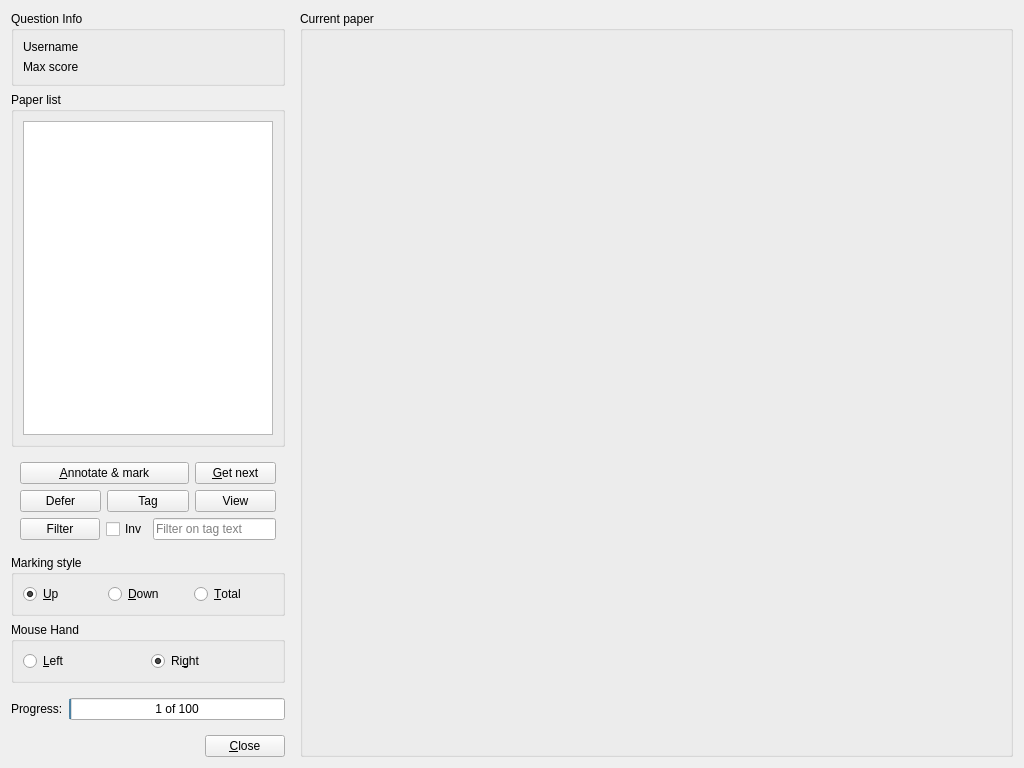
Qt form qtCreatorFiles/ui_marker.ui (plomgrading/plom) before a commit.
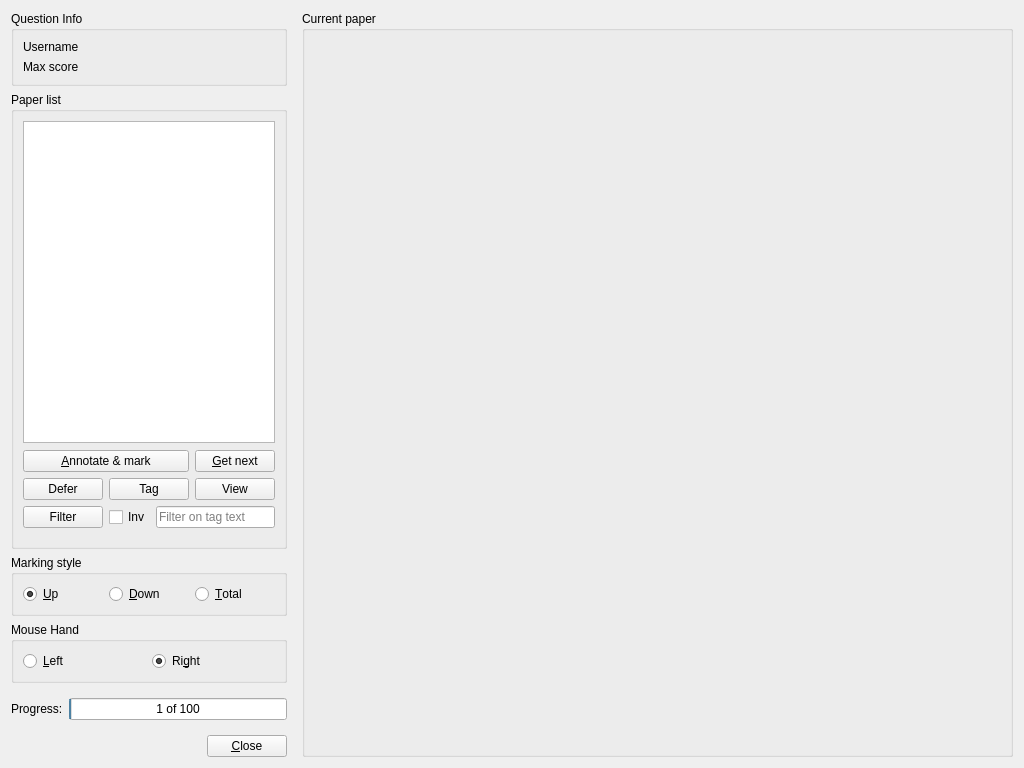
The same form after that commit. Custom widgets are drawn as their Qt base class.

Commit message: marker: move buttons into the paper list

```diff
--- a/qtCreatorFiles/ui_marker.ui
+++ b/qtCreatorFiles/ui_marker.ui
@@ -109,25 +109,14 @@
            </property>
           </widget>
          </item>
-        </layout>
-       </widget>
-      </item>
       <item>
-       <widget class="QFrame" name="buttonFrame">
-        <property name="frameShape">
-         <enum>QFrame::NoFrame</enum>
-        </property>
-        <property name="frameShadow">
-         <enum>QFrame::Raised</enum>
-        </property>
-        <layout class="QVBoxLayout" name="verticalLayout">
-         <item>
+          <widget class="QFrame" name="">
           <layout class="QGridLayout" name="gridLayout">
            <property name="leftMargin">
             <number>0</number>
            </property>
            <property name="topMargin">
-            <number>0</number>
+             <number>1</number>
            </property>
            <property name="rightMargin">
             <number>0</number>
@@ -137,12 +126,6 @@
            </property>
            <item row="0" column="0" colspan="2">
             <widget class="QPushButton" name="annButton">
-             <property name="sizePolicy">
-              <sizepolicy hsizetype="MinimumExpanding" vsizetype="Fixed">
-               <horstretch>1</horstretch>
-               <verstretch>1</verstretch>
-              </sizepolicy>
-             </property>
              <property name="focusPolicy">
               <enum>Qt::NoFocus</enum>
              </property>
@@ -153,12 +136,6 @@
            </item>
            <item row="0" column="2">
             <widget class="QPushButton" name="getNextButton">
-             <property name="sizePolicy">
-              <sizepolicy hsizetype="MinimumExpanding" vsizetype="Fixed">
-               <horstretch>1</horstretch>
-               <verstretch>0</verstretch>
-              </sizepolicy>
-             </property>
              <property name="focusPolicy">
               <enum>Qt::NoFocus</enum>
              </property>
@@ -169,12 +146,6 @@
            </item>
            <item row="1" column="0">
             <widget class="QPushButton" name="deferButton">
-             <property name="sizePolicy">
-              <sizepolicy hsizetype="MinimumExpanding" vsizetype="Fixed">
-               <horstretch>1</horstretch>
-               <verstretch>0</verstretch>
-              </sizepolicy>
-             </property>
              <property name="focusPolicy">
               <enum>Qt::NoFocus</enum>
              </property>
@@ -185,12 +156,6 @@
            </item>
            <item row="1" column="1">
             <widget class="QPushButton" name="tagButton">
-             <property name="sizePolicy">
-              <sizepolicy hsizetype="MinimumExpanding" vsizetype="Fixed">
-               <horstretch>1</horstretch>
-               <verstretch>0</verstretch>
-              </sizepolicy>
-             </property>
              <property name="focusPolicy">
               <enum>Qt::NoFocus</enum>
              </property>
@@ -207,9 +172,20 @@
             </widget>
            </item>
           </layout>
+          </widget>
          </item>
          <item>
+          <widget class="QFrame" name="">
           <layout class="QHBoxLayout" name="horizontalLayout_2">
+            <property name="leftMargin">
+             <number>0</number>
+            </property>
+            <property name="topMargin">
+             <number>0</number>
+            </property>
+            <property name="rightMargin">
+             <number>0</number>
+            </property>
            <item>
             <widget class="QPushButton" name="filterButton">
              <property name="focusPolicy">
@@ -250,6 +226,7 @@
             </widget>
            </item>
           </layout>
+          </widget>
          </item>
         </layout>
        </widget>
```
Lines whose indentation alone changed are shown as unchanged. The commit also changes 1 other file.
